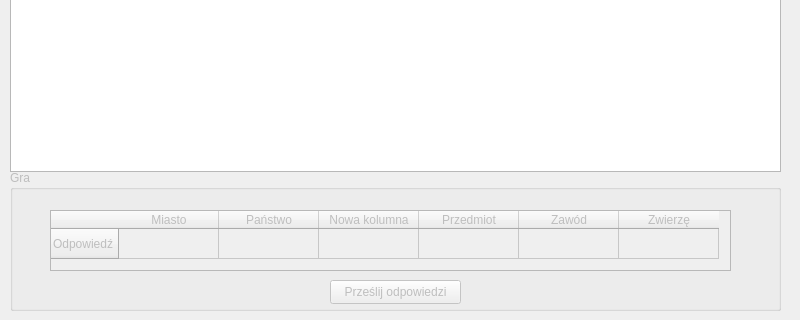
Before: the Qt Designer form Klient/Klient_gra/mainwindow.ui in Bordomir/SK2-Projekt-Gra, drawn with Qt 5; both pictures show x 0 to 800 and y 280 to 600 of the 800 by 600 pixel window.
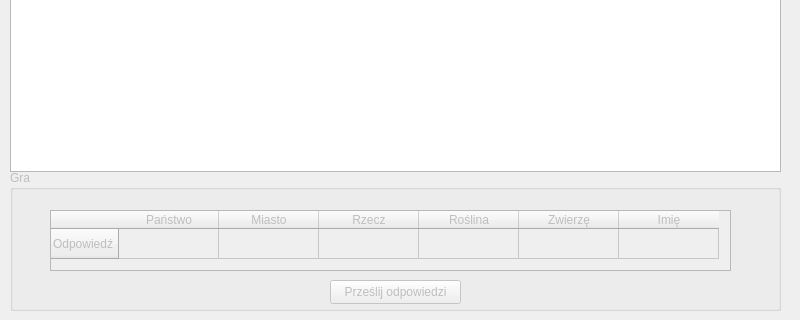
After: the same form once the commit is applied.

Patch:
```diff
--- a/Klient/Klient_gra/mainwindow.ui
+++ b/Klient/Klient_gra/mainwindow.ui
@@ -369,11 +369,6 @@
        <string>Odpowiedź</string>
       </property>
      </row>
-     <column>
-      <property name="text">
-       <string>Miasto</string>
-      </property>
-     </column>
      <column>
       <property name="text">
        <string>Państwo</string>
@@ -381,17 +376,17 @@
      </column>
      <column>
       <property name="text">
-       <string>Nowa kolumna</string>
+       <string>Miasto</string>
       </property>
      </column>
      <column>
       <property name="text">
-       <string>Przedmiot</string>
+       <string>Rzecz</string>
       </property>
      </column>
      <column>
       <property name="text">
-       <string>Zawód</string>
+       <string>Roślina</string>
       </property>
      </column>
      <column>
@@ -399,6 +394,11 @@
        <string>Zwierzę</string>
       </property>
      </column>
+     <column>
+      <property name="text">
+       <string>Imię</string>
+      </property>
+     </column>
     </widget>
    </widget>
   </widget>
```
